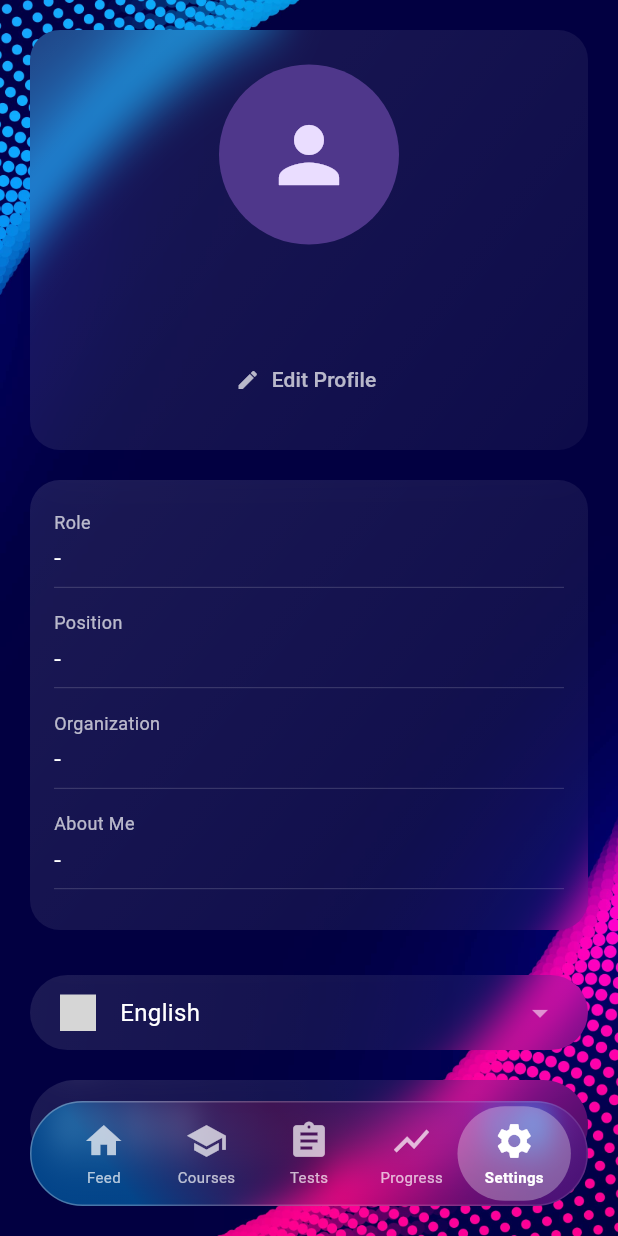
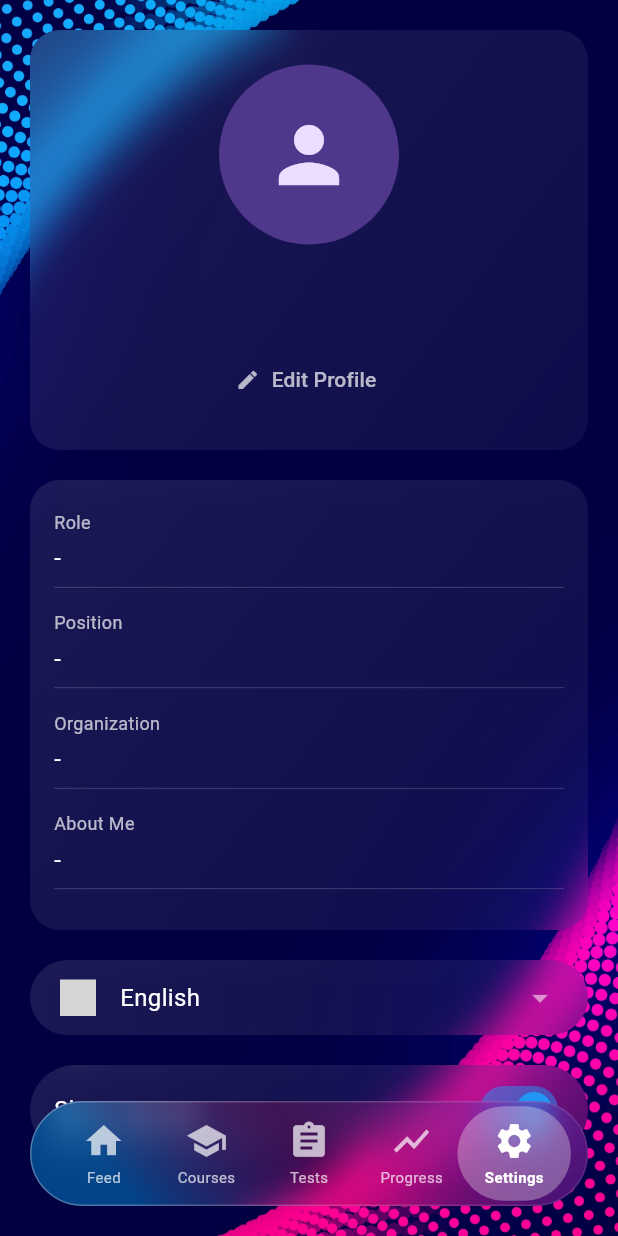
Before and after one commit to Aleksandr6669/flitter_tets, a Flutter app: the screen it shows once a user with an empty profile is signed in, item 5 of the bottom bar chosen, on a phone screen of 412 x 824 dp. Run offline on Flutter 3.47's test engine with Material 3 defaults, Android fonts, the phone set to English and light mode, and no system bars; drawn by our look-alikes of glassmorphism; our stand-ins replace cloud_firestore, firebase_auth, firebase_core, pinput, shared_preferences; missing offline and left inert: flag; accounts and stored records are empty; grey boxes are pictures that could not be loaded.

Commit message:
SizedBox(height: 20

```diff
--- a/lib/settings_page.dart
+++ b/lib/settings_page.dart
@@ -239,7 +239,7 @@ class _SettingsPageState extends State<SettingsPage> with TickerProviderStateMix
                 _buildProfileSection(l10n),
                 const SizedBox(height: 20),
                 _buildInfoSection(l10n),
-                const SizedBox(height: 30),
+                const SizedBox(height: 20),
                 _buildBottomSection(l10n),
                 const SizedBox(height: 20),
                 if (!_isEditing) _buildStoriesSwitch(l10n),
@@ -445,7 +445,7 @@ class _SettingsPageState extends State<SettingsPage> with TickerProviderStateMix
             const SizedBox(height: 10),
             _buildTextField(_organizationController, l10n.organization),
             const SizedBox(height: 10),
-            _buildTextField(_aboutController, l10n.aboutMe, maxLines: 4),
+            _buildTextField(_aboutController, l10n.aboutMe, maxLines: 3),
           ],
         ),
       ),
```
